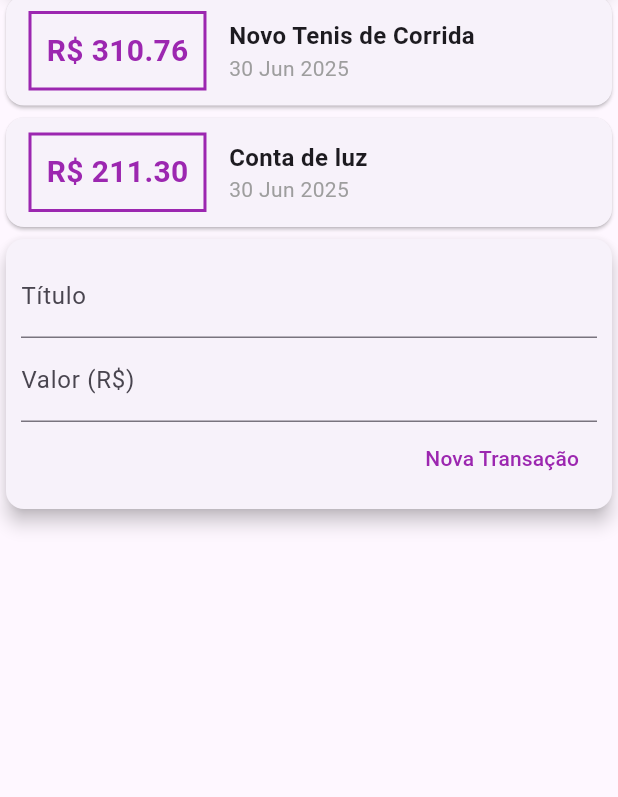
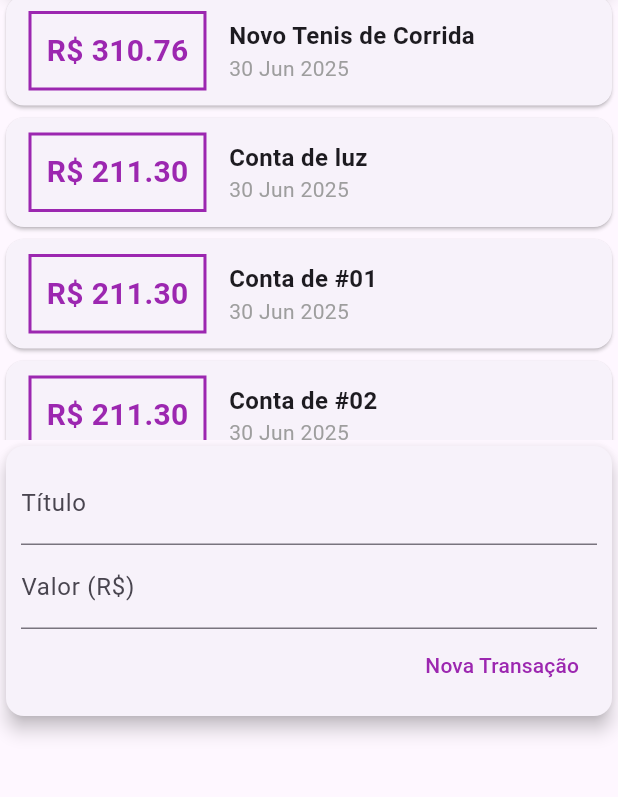
Before and after one commit to Vinicius-Rodriguess/expenses_flutter, a Flutter app: the screen it shows after launch, on a phone screen of 412 x 824 dp, the part 136-933 px from its top. Run offline on Flutter 3.47's test engine with Material 3 defaults, Android fonts, the phone set to English and light mode, and no system bars.

Commit message:
:sparkles: feat: Adicionado Scroll para Transactions

```diff
--- a/lib/components/transaction_list.dart
+++ b/lib/components/transaction_list.dart
@@ -1,28 +1,34 @@
-import 'package:expenses_flutter/models/transaction.dart';
 import 'package:flutter/material.dart';
+import '../models/transaction.dart';
 import 'package:intl/intl.dart';
 
 class TransactionList extends StatelessWidget {
   final List<Transaction> transactions;
 
-  TransactionList(this.transactions);
+  const TransactionList(this.transactions, {Key? key}) : super(key: key);
 
   @override
   Widget build(BuildContext context) {
-    return Column(
+    return SizedBox(
+      height: 300,
+      child: SingleChildScrollView(
+        child: Column(
           children: transactions.map((tr) {
             return Card(
               child: Row(
                 children: [
                   Container(
-                margin: EdgeInsets.symmetric(horizontal: 15, vertical: 10),
+                    margin: const EdgeInsets.symmetric(
+                      horizontal: 15,
+                      vertical: 10,
+                    ),
                     decoration: BoxDecoration(
                       border: Border.all(color: Colors.purple, width: 2),
                     ),
-                padding: EdgeInsets.all(10),
+                    padding: const EdgeInsets.all(10),
                     child: Text(
                       'R\$ ${tr.value.toStringAsFixed(2)}',
-                  style: TextStyle(
+                      style: const TextStyle(
                         fontWeight: FontWeight.bold,
                         fontSize: 20,
                         color: Colors.purple,
@@ -34,11 +40,14 @@ class TransactionList extends StatelessWidget {
                     children: [
                       Text(
                         tr.title,
-                    style: TextStyle(fontSize: 16, fontWeight: FontWeight.bold),
+                        style: const TextStyle(
+                          fontSize: 16,
+                          fontWeight: FontWeight.bold,
+                        ),
                       ),
                       Text(
                         DateFormat('d MMM y').format(tr.date),
-                    style: TextStyle(color: Colors.grey),
+                        style: const TextStyle(color: Colors.grey),
                       ),
                     ],
                   ),
@@ -46,6 +55,8 @@ class TransactionList extends StatelessWidget {
               ),
             );
           }).toList(),
+        ),
+      ),
     );
   }
 }
--- a/lib/components/transaction_user.dart
+++ b/lib/components/transaction_user.dart
@@ -24,6 +24,30 @@ class _TransactionUserState extends State<TransactionUser> {
       value: 211.30,
       date: DateTime.now(),
     ),
+    Transaction(
+      id: 't3',
+      title: 'Conta de #01',
+      value: 211.30,
+      date: DateTime.now(),
+    ),
+    Transaction(
+      id: 't4',
+      title: 'Conta de #02',
+      value: 211.30,
+      date: DateTime.now(),
+    ),
+    Transaction(
+      id: 't5',
+      title: 'Conta de #03',
+      value: 211.30,
+      date: DateTime.now(),
+    ),
+    Transaction(
+      id: 't6',
+      title: 'Conta de #04',
+      value: 211.30,
+      date: DateTime.now(),
+    ),
   ];
 
   _addTransaction(String title, double value) {
--- a/lib/main.dart
+++ b/lib/main.dart
@@ -15,7 +15,8 @@ class MyHomePage extends StatelessWidget {
   Widget build(BuildContext context) {
     return Scaffold(
       appBar: AppBar(title: Text('Despesas Pessoais')),
-      body: Column(
+      body: SingleChildScrollView(
+        child: Column(
           crossAxisAlignment: CrossAxisAlignment.stretch,
           children: <Widget>[
             Container(
@@ -29,6 +30,7 @@ class MyHomePage extends StatelessWidget {
             TransactionUser(),
           ],
         ),
+      ),
     );
   }
 }
```
Lines whose indentation alone changed are shown as unchanged.
